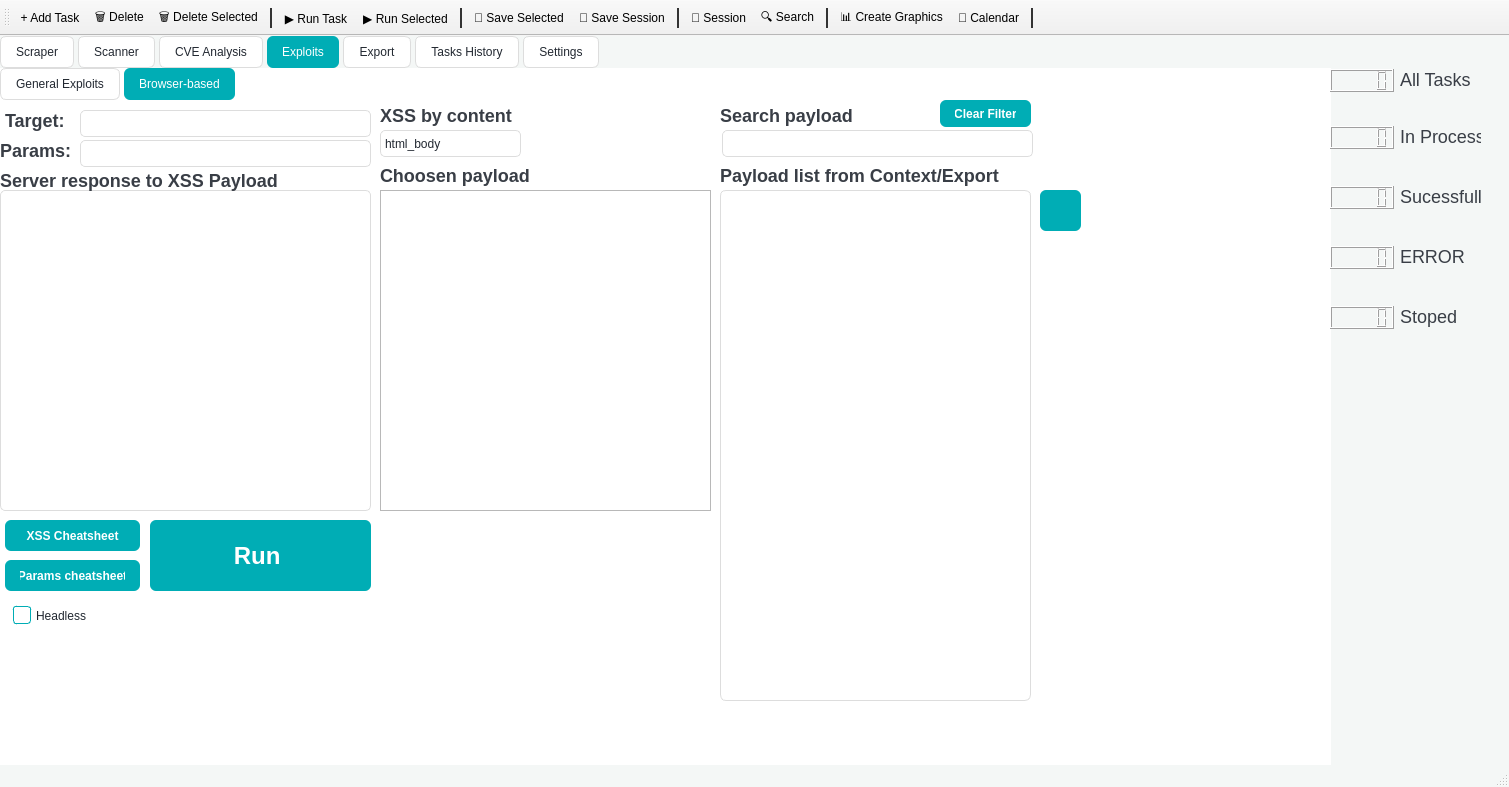
This is ui/scraper_ui.ui in JhonBob999/Web_Scrapper-main-master as Qt 5 draws it before an edit. The edited form follows.
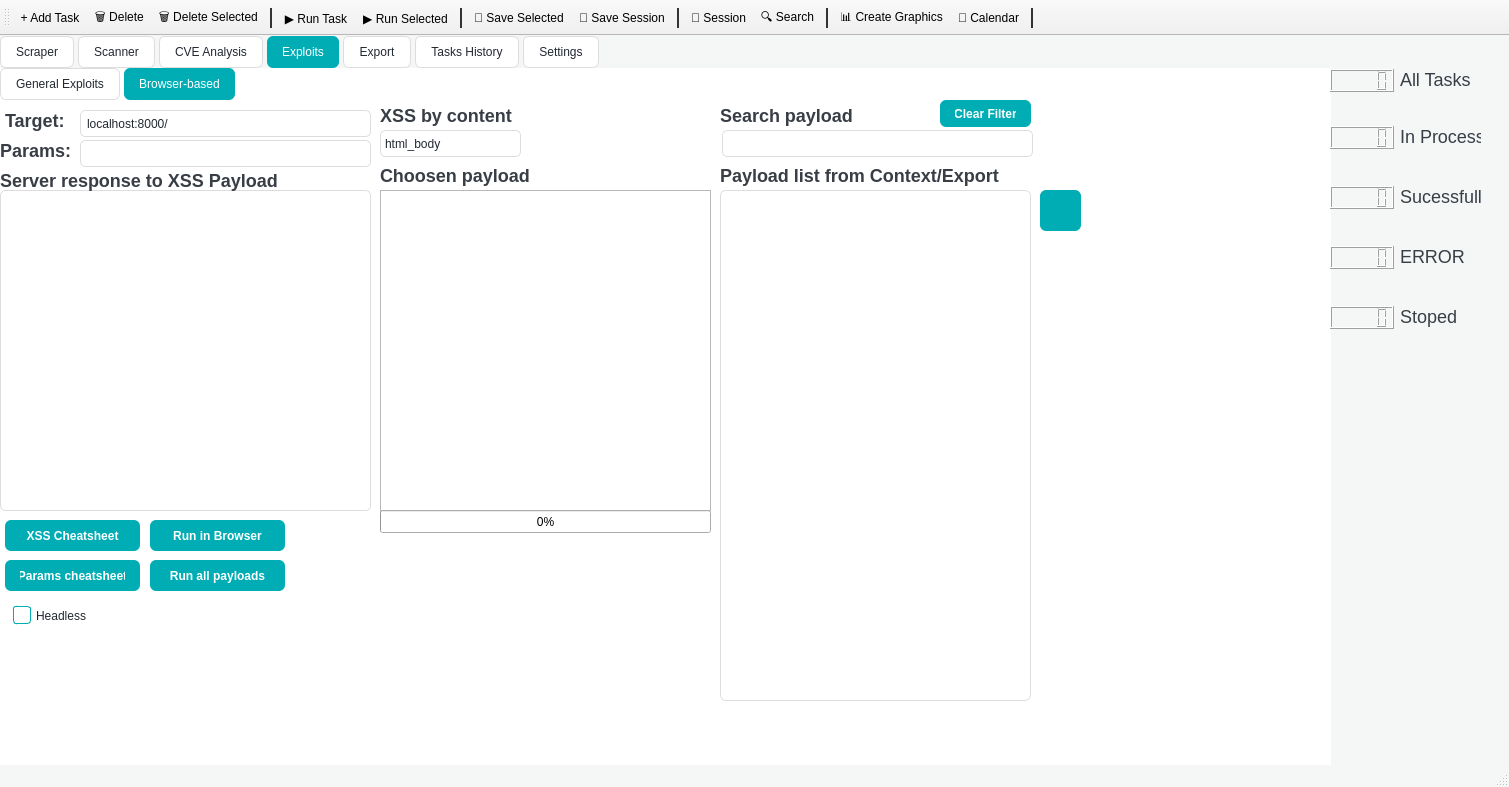
This is the edited form. Icons and pictures are not drawn.

Commit message: btn to run all payloads , logs for all payloads

Diff of the .ui file:
```diff
--- a/ui/scraper_ui.ui
+++ b/ui/scraper_ui.ui
@@ -411,6 +411,9 @@
           <height>27</height>
          </rect>
         </property>
+        <property name="text">
+         <string>localhost:8000/</string>
+        </property>
        </widget>
        <widget class="QPlainTextEdit" name="plainTextPayload">
         <property name="geometry">
@@ -427,18 +430,18 @@
          <rect>
           <x>150</x>
           <y>420</y>
-          <width>221</width>
-          <height>71</height>
+          <width>135</width>
+          <height>31</height>
          </rect>
         </property>
         <property name="font">
          <font>
-          <pointsize>18</pointsize>
+          <pointsize>9</pointsize>
           <bold>true</bold>
          </font>
         </property>
         <property name="text">
-         <string>Run </string>
+         <string>Run in Browser</string>
         </property>
        </widget>
        <widget class="QCheckBox" name="chkHeadless">
@@ -741,6 +744,37 @@
           <normaloff>../icon/history.jpg</normaloff>../icon/history.jpg</iconset>
         </property>
        </widget>
+       <widget class="QPushButton" name="runAllBtn">
+        <property name="geometry">
+         <rect>
+          <x>150</x>
+          <y>460</y>
+          <width>135</width>
+          <height>31</height>
+         </rect>
+        </property>
+        <property name="font">
+         <font>
+          <bold>true</bold>
+         </font>
+        </property>
+        <property name="text">
+         <string>Run all payloads</string>
+        </property>
+       </widget>
+       <widget class="QProgressBar" name="progressBar">
+        <property name="geometry">
+         <rect>
+          <x>380</x>
+          <y>410</y>
+          <width>331</width>
+          <height>23</height>
+         </rect>
+        </property>
+        <property name="value">
+         <number>0</number>
+        </property>
+       </widget>
       </widget>
      </widget>
     </widget>
```
The commit also changes 3 other files.
